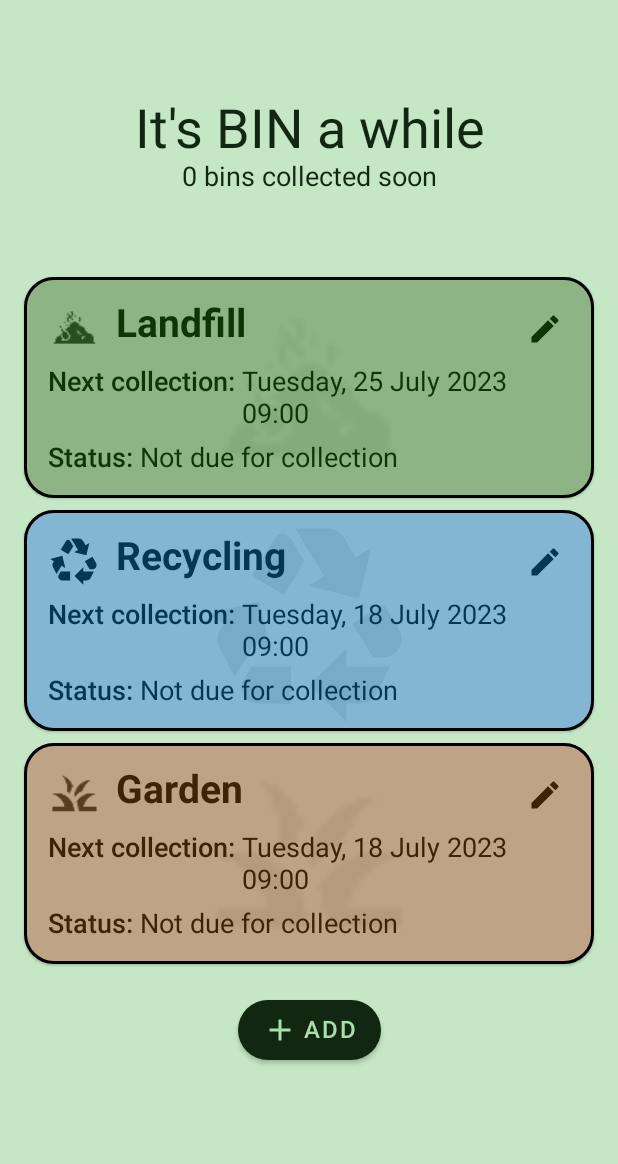
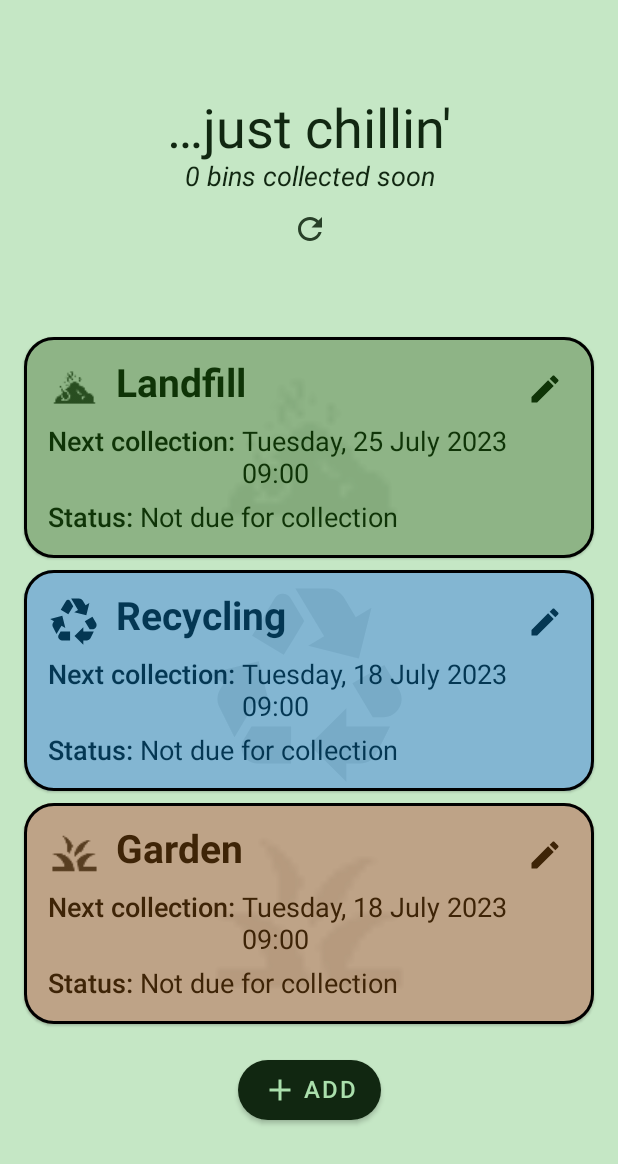
Before and after one commit to Billy-Pentney/Just-Bin-Time, an Android app built with Jetpack Compose: the screen it shows after launch (MainActivity), on a phone screen of 412 x 824 dp. Shown: the top 1164 px of the screen. Run offline under Robolectric (Android 15) with nearby library versions, the phone set to English and light mode, and no system bars; our stand-ins replace Room's generated code.

Commit message:
Minor tweaks to how Default Colors are accessed. Minor tweaks to how BinStatus Due/NotDue Text is generated, including button to refresh.

```diff
--- a/app/src/main/java/com/example/justbintime/data/AppDatabase.kt
+++ b/app/src/main/java/com/example/justbintime/data/AppDatabase.kt
@@ -12,6 +12,7 @@ import com.example.justbintime.data.dao.ColourDao
 import com.example.justbintime.data.dao.IconDao
 import com.example.justbintime.data.`object`.Bin
 import com.example.justbintime.data.`object`.BinColours
+import com.example.justbintime.data.`object`.BinColours.Companion.fromColorToLong
 import com.example.justbintime.data.`object`.BinIcon
 import com.example.justbintime.ui.theme.BinGardenColor
 import com.example.justbintime.ui.theme.BinLandfillColor
@@ -28,13 +29,15 @@ abstract class AppDatabase : RoomDatabase() {
 
     companion object {
         @Volatile private var INSTANCE: AppDatabase? = null
+        private const val DATABASE_NAME = "bin_database"
 
         fun getDatabase(context: Context): AppDatabase {
             return INSTANCE ?: synchronized(this) {
                 val inst = Room.databaseBuilder(
                     context.applicationContext,
-                    AppDatabase::class.java, "bin_database"
+                    AppDatabase::class.java, DATABASE_NAME
                 ).fallbackToDestructiveMigration()
+//                    .createFromAsset("database/${DATABASE_NAME}.db")
                     .addCallback(object : Callback() {
                     override fun onCreate(db: SupportSQLiteDatabase) {
                         super.onCreate(db)
@@ -72,10 +75,7 @@ abstract class AppDatabase : RoomDatabase() {
 
             val factory = BinFactory()
 
-            // First, add the BinColours, so we can fetch their bcId (autogenerated)
-            val landfillColor = BinColours(BinLandfillColor)
-            val recyclingColor = BinColours(BinRecyclingColor)
-            val gardenColor = BinColours(BinGardenColor)
+            // First, add all the default BinColours, so we can fetch their bcId (autogenerated)
             val allBinColours = BinColours.ALL_COLORS.map { BinColours(it) }
             colDao.insertMany(allBinColours)
 
@@ -96,9 +96,12 @@ abstract class AppDatabase : RoomDatabase() {
             val gardenBin = factory.makeGardenBin()
 
             // Set the colour scheme to match the colours we added
-            landfillBin.binColoursId = colDao.getByPrimary(landfillColor.cPrimary).first().bcId
-            recyclingBin.binColoursId = colDao.getByPrimary(recyclingColor.cPrimary).first().bcId
-            gardenBin.binColoursId = colDao.getByPrimary(gardenColor.cPrimary).first().bcId
+            val landfillColor = fromColorToLong(BinColours.LANDFILL)
+            val recyclingColor = fromColorToLong(BinColours.RECYCLING)
+            val gardenColor = fromColorToLong(BinColours.GARDEN)
+            landfillBin.binColoursId = colDao.getByPrimary(landfillColor).first().bcId
+            recyclingBin.binColoursId = colDao.getByPrimary(recyclingColor).first().bcId
+            gardenBin.binColoursId = colDao.getByPrimary(gardenColor).first().bcId
 
             // Set the icon resources to match the icons we added
             landfillBin.binIconId = iconDao.getByResourceString(BinIcon.LANDFILL_RES).first().iconId
--- a/app/src/main/java/com/example/justbintime/data/BinPhraseGenerator.kt
+++ b/app/src/main/java/com/example/justbintime/data/BinPhraseGenerator.kt
@@ -9,19 +9,23 @@ class BinPhraseGenerator {
     companion object {
         var binNotDuePhrases: Array<String>? = null
         var binDuePhrases: Array<String>? = null
+        var lastChosenIndex: Int = 0
 
         fun initArrays(context: Context) {
             binDuePhrases = context.resources.getStringArray(R.array.BinDueCollectPhrases)
-            binNotDuePhrases = context.resources.getStringArray(R.array.BinDueCollectPhrases)
+            binNotDuePhrases = context.resources.getStringArray(R.array.BinNotDuePhrases)
         }
 
         private fun pickRandomPhraseFromArray(arr: Array<String>?): String {
-            return if (arr.isNullOrEmpty()) {
+            if (arr.isNullOrEmpty()) {
                 Log.e("BinPhraseGenerator", "Attempt to get phrase from null/empty array")
-                "??"
-            } else {
-                arr[Random.nextInt(arr.size)]
+                return "??"
             }
+            val shift = if (arr.size > 1) Random.nextInt(1,arr.size-1)
+                        else 1
+            // Avoid picking the same index again
+            lastChosenIndex = (lastChosenIndex + shift) % arr.size
+            return arr[lastChosenIndex]
         }
 
         fun getPhraseForState(numBinsDue: Int): String {
--- a/app/src/main/java/com/example/justbintime/data/BinUiState.kt
+++ b/app/src/main/java/com/example/justbintime/data/BinUiState.kt
@@ -17,9 +17,13 @@ class BinUiState(
 
     fun getMainBinStatusPhrase(): String {
         if (binDuePhrase == null) {
-            binDuePhrase = BinPhraseGenerator.getPhraseForState(numBinsDue)
+            updateMainBinStatusPhrase()
         }
         return binDuePhrase ?: "?"
+    }
+
+    fun updateMainBinStatusPhrase() {
+        binDuePhrase = BinPhraseGenerator.getPhraseForState(numBinsDue)
     }
 
     fun getSortedBins(now: LocalDateTime): List<DisplayableBin> {
@@ -47,10 +51,4 @@ class BinUiState(
         }
         return "$numBins bins collected soon"
     }
-
-    fun update(bwcList: List<DisplayableBin>) {
-        this.bwcList = bwcList
-        numBinsDue = countNumBinsCollectedSoon(LocalDateTime.now())
-        binDuePhrase = BinPhraseGenerator.getPhraseForState(numBinsDue)
-    }
 }
--- a/app/src/main/java/com/example/justbintime/data/object/BinColours.kt
+++ b/app/src/main/java/com/example/justbintime/data/object/BinColours.kt
@@ -47,49 +47,33 @@ data class BinColours(
         val BROWN = Color(0.4f, 0.2f, 0.0f, 1.0f)
         val BLACK = Color(0.2f, 0.2f, 0.2f, 1.0f)
         val PINK = Color(0.7f, 0.2f, 0.5f, 1.0f)
+        val LANDFILL = BinLandfillColor
+        val RECYCLING = BinRecyclingColor
+        val GARDEN = BinGardenColor
 
         val ALL_COLORS = listOf(
             RED, ORANGE, YELLOW, GREEN,
             TEAL, CYAN, BLUE, PURPLE,
             PINK, BROWN, GREY, BLACK,
-            BinLandfillColor, BinRecyclingColor, BinGardenColor
+            LANDFILL, RECYCLING, GARDEN
         )
 
-        // Return the index of the given colour in the list of available colours
-        // This can be used to set the starting choice for a ColorDialogPicker, given
-        // the initial colour of a Bin
-        // TODO - rework this to use the BinColoursID and prepopulate the BC Table with *all* colours
-        fun findIndexOfColour(col: Color): Int {
-            for (i in 0..ALL_COLORS.size) {
-                if (ALL_COLORS[i] == col) {
-                    return i
-                }
-            }
-            return 0
-        }
-
         // Halves brightness of the given colour
-        fun drop(col: Color): Color {
+        fun drop(colVal: Long): Color {
+            val col = fromLongToColor(colVal)
             val r = col.red / 2.0f
             val g = col.green / 2.0f
             val b = col.blue / 2.0f
             return Color(r,g,b,col.alpha)
         }
 
-        fun drop(colVal: Long): Color {
-            return drop(fromLongToColor(colVal))
-        }
-
         // Doubles brightness of the given colour
-        fun boost(col: Color): Color {
+        fun boost(colVal: Long): Color {
+            val col = fromLongToColor(colVal)
             val r = col.red + (1f - col.red) / 2f
             val g = col.green + (1f - col.green) / 2f
             val b = col.blue + (1f - col.blue) / 2f
             return Color(r,g,b,col.alpha)
-        }
-
-        fun boost(colVal: Long): Color {
-            return boost(fromLongToColor(colVal))
         }
 
         fun fromLongToColor(long: Long): Color {
--- a/app/src/main/java/com/example/justbintime/data/object/BinIcon.kt
+++ b/app/src/main/java/com/example/justbintime/data/object/BinIcon.kt
@@ -16,16 +16,6 @@ data class BinIcon(
     @PrimaryKey (autoGenerate = true) val iconId: Int = 0
 ) {
     companion object {
-        fun getIconIndex(iconResStr: String): Int {
-            for (i in 0..DRAWABLE_RES_LIST.size) {
-                val drawableStr = DRAWABLE_RES_LIST[i]
-                if (iconResStr == drawableStr) {
-                    return i
-                }
-            }
-            return 0
-        }
-
         fun nameToResourceString(iconName: String): String? {
             return when (iconName) {
                 GENERIC_NAME        -> GENERIC_RES
@@ -65,6 +55,7 @@ data class BinIcon(
             }
         }
 
+        // Create a Generic Icon (used for displaying a new Bin)
         fun makeDefault(): BinIcon {
             return BinIcon(GENERIC_RES, GENERIC_NAME)
         }
@@ -89,10 +80,6 @@ data class BinIcon(
         const val WHEELIE_FULL_NAME = "Wheelie Bin (Full)"
         const val TRASH_BAG_NAME = "Trash Bag"
 
-        private val DRAWABLE_RES_LIST = listOf(
-            GENERIC_RES, LANDFILL_RES, RECYCLING_RES, GARDEN_RES, INDUSTRIAL_RES, MEDICAL_RES,
-            WHEELIE_RES, WHEELIE_FULL_RES, TRASH_BAG_RES
-        )
         val NAME_LIST = listOf(
             GENERIC_NAME, LANDFILL_NAME, RECYCLING_NAME, GARDEN_NAME, INDUSTRIAL_NAME, MEDICAL_NAME,
             WHEELIE_NAME, WHEELIE_FULL_NAME, TRASH_BAG_NAME
@@ -100,13 +87,6 @@ data class BinIcon(
     }
 
     fun getIconId(context: Context): Int? {
-        return try {
-            // Attempt to retrieve the resource ID for this bin's icon
-            Log.e("DisplayableBin", "Try to load resource with string \"${drawableResStr}\"")
-            context.resources.getIdentifier(drawableResStr, "drawable", context.packageName)
-        } catch (ex: Resources.NotFoundException) {
-            Log.e("DisplayableBin", "Cannot load resource with string \"${drawableResStr}\"")
-            null
-        }
+        return getDrawableResourceId(context, this.drawableResStr)
     }
 }
--- a/app/src/main/java/com/example/justbintime/screen/MainBinScreen.kt
+++ b/app/src/main/java/com/example/justbintime/screen/MainBinScreen.kt
@@ -27,14 +27,17 @@ import androidx.compose.material.Icon
 import androidx.compose.material.IconButton
 import androidx.compose.material.MaterialTheme
 import androidx.compose.material.Scaffold
+import androidx.compose.material.Surface
 import androidx.compose.material.Text
 import androidx.compose.material.icons.Icons
 import androidx.compose.material.icons.filled.Edit
+import androidx.compose.material.icons.filled.Refresh
 import androidx.compose.runtime.Composable
 import androidx.compose.runtime.collectAsState
 import androidx.compose.runtime.getValue
 import androidx.compose.runtime.mutableStateOf
 import androidx.compose.runtime.remember
+import androidx.compose.runtime.setValue
 import androidx.compose.ui.Alignment
 import androidx.compose.ui.Modifier
 import androidx.compose.ui.draw.alpha
@@ -43,29 +46,35 @@ import androidx.compose.ui.graphics.ColorFilter
 import androidx.compose.ui.layout.ContentScale
 import androidx.compose.ui.platform.LocalContext
 import androidx.compose.ui.res.painterResource
+import androidx.compose.ui.text.font.FontStyle
 import androidx.compose.ui.text.font.FontWeight
 import androidx.compose.ui.text.style.TextAlign
+import androidx.compose.ui.tooling.preview.Preview
 import androidx.compose.ui.unit.dp
 import androidx.compose.ui.unit.sp
 import androidx.navigation.NavController
+import androidx.navigation.compose.rememberNavController
 import com.example.justbintime.BinScreen
 import com.example.justbintime.data.BinUiState
 import com.example.justbintime.R
+import com.example.justbintime.data.BinFactory
 import com.example.justbintime.data.`object`.Bin
 import com.example.justbintime.data.DisplayableBin
 import com.example.justbintime.ui.theme.AmberWarning
 import com.example.justbintime.ui.theme.AmberWarningDark
 import com.example.justbintime.ui.theme.GreenPrimary100
 import com.example.justbintime.ui.theme.GreenPrimary900
+import com.example.justbintime.ui.theme.JustBinTimeTheme
 import com.example.justbintime.ui.theme.RedWarning
 import com.example.justbintime.ui.theme.RedWarningDark
 import com.example.justbintime.viewmodel.BinViewModel
 import com.example.justbintime.viewmodel.IBinHolder
+import com.example.justbintime.viewmodel.SimBinViewModel
 import java.time.LocalDateTime
 
 
 @Composable
-fun ViewBinScreen(viewModel: BinViewModel, navController: NavController) {
+fun ViewBinScreen(viewModel: IBinHolder, navController: NavController) {
 //    val binList by viewModel.binsLive.observeAsState()
     val binUiState by viewModel.getUiState().collectAsState()
     val now by remember { mutableStateOf(LocalDateTime.now()) }
@@ -103,7 +112,8 @@ fun ViewBinScreen(viewModel: BinViewModel, navController: NavController) {
 @Composable
 fun MainStatusText(binUiState: BinUiState, now: LocalDateTime) {
     val numBinsAwaiting = binUiState.getNumBinsToBeCollectedSoonText(now)
-    val binStatusText = binUiState.getMainBinStatusPhrase()
+//    val originalStatusPhrase =
+    var binStatusText by remember { mutableStateOf(binUiState.getMainBinStatusPhrase()) }
 
     Column(
         verticalArrangement = Arrangement.Center,
@@ -122,11 +132,21 @@ fun MainStatusText(binUiState: BinUiState, now: LocalDateTime) {
         Text(
             text = numBinsAwaiting,
             textAlign = TextAlign.Center,
+            fontSize = 18.sp,
             modifier = Modifier.align(Alignment.CenterHorizontally),
-            fontSize = 18.sp,
+            fontStyle = FontStyle.Italic,
             color = MaterialTheme.colors.onBackground
         )
-        Spacer(modifier = Modifier.height(24.dp))
+        IconButton(
+            onClick = {
+                binUiState.updateMainBinStatusPhrase()
+                binStatusText = binUiState.getMainBinStatusPhrase()
+            },
+            modifier = Modifier.align(Alignment.CenterHorizontally),
+        ) {
+            Icon(Icons.Default.Refresh, "Refresh the phrase")
+        }
+        Spacer(modifier = Modifier.height(16.dp))
     }
 }
 
@@ -353,3 +373,15 @@ fun WarningForCollection(bwc: DisplayableBin, darkTheme: Boolean) {
         }
     }
 }
+
+@Preview
+@Composable
+fun PreviewMainBinScreen() {
+    val simBinViewModel = SimBinViewModel(BinFactory().makeUiState())
+    JustBinTimeTheme(darkTheme = true) {
+        val nc = rememberNavController()
+        Surface {
+            ViewBinScreen(simBinViewModel, nc)
+        }
+    }
+}
--- a/app/src/main/res/values/strings.xml
+++ b/app/src/main/res/values/strings.xml
@@ -9,6 +9,7 @@
         <item>Get BIN there, my son!</item>
         <item>Quite BINteresting…</item>
         <item>Batman &amp; RoBIN</item>
+        <item>Bin liners or one-liners?</item>
         <item>I. am. BINevitable.</item>
         <item>BIN up</item>
         <item>BIN and tonic?</item>
@@ -21,12 +22,13 @@
         <item>Nothing to report</item>
         <item>…just chillin\'</item>
         <item>Hello there!</item>
+        <item>Safe and sound</item>
+        <item>\'sup?</item>
         <item>:)</item>
     </string-array>
 
     <string name="label_day_days">day(s)</string>
     <string name="label_bin_collected_interval_days">This bin is collected every…</string>
 
-
     <string name="content_desc_icon_landfill">Recycling Icon showing three arrows pointing at each </string>
 </resources>
```
